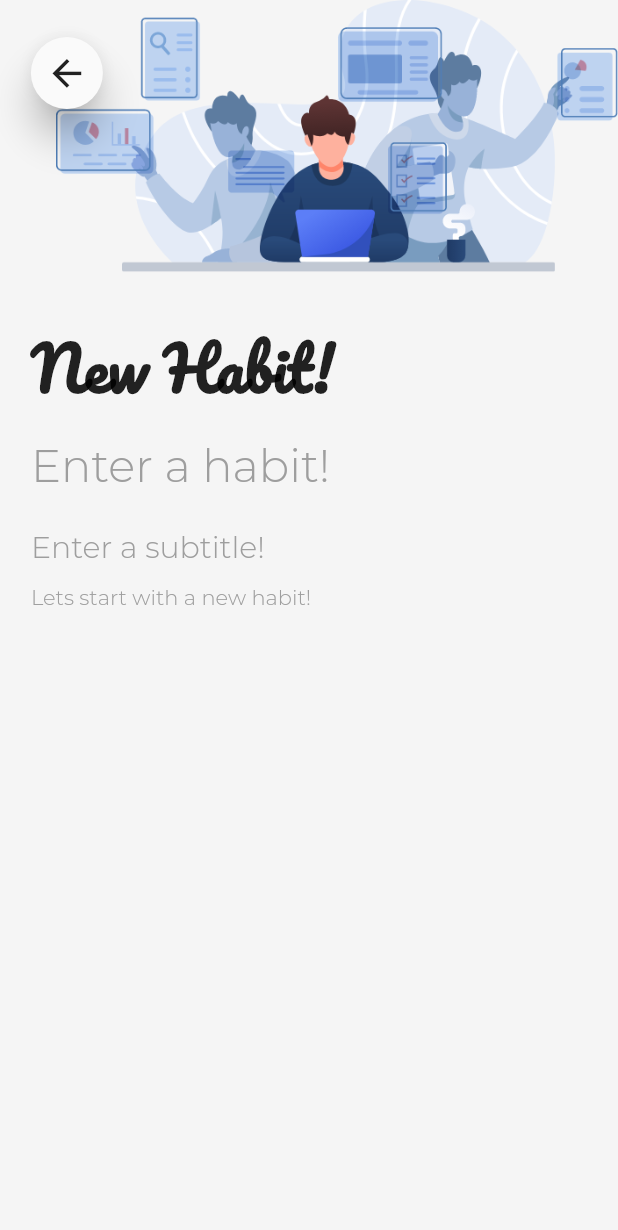
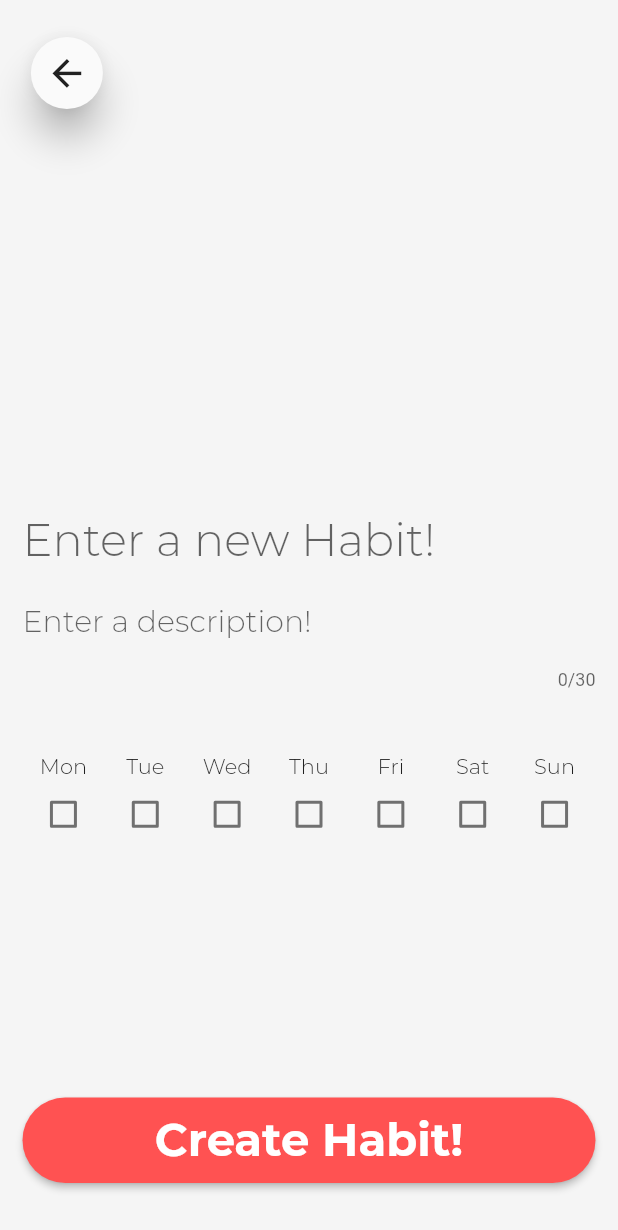
Before and after one commit to amith-patil/Habit_tracker, a Flutter app: the screen it shows after launch, after a tap on "New Habit", on a phone screen of 412 x 824 dp. Shown: the top 1230 px of the screen. Run offline on Flutter 3.47's test engine with Material 2 defaults, Android fonts, the phone set to English and light mode, and no system bars; our stand-ins replace avatar_glow, bubble_bottom_bar, carousel_slider, date_picker_timeline, simple_animations, sliding_up_panel; network calls fail.

Commit message:
added UI to new habit page

```diff
--- a/lib/SecondPage.dart
+++ b/lib/SecondPage.dart
@@ -16,6 +16,13 @@ class SecondPage extends StatefulWidget {
 class _SecondPageState extends State<SecondPage> {
   final myControllerItem = TextEditingController();
   final myControllerSubtitle = TextEditingController();
+  bool monVal = false;
+  bool tueVal = false;
+  bool wedVal = false;
+  bool thuVal = false;
+  bool friVal = false;
+  bool satVal = false;
+  bool sunVal = false;
   @override
   void dispose() {
     // Clean up the controller when the widget is disposed.
@@ -29,6 +36,7 @@ class _SecondPageState extends State<SecondPage> {
     return Hero(
       tag: "demoTag",
       child: Scaffold(
+        resizeToAvoidBottomPadding: false,
         body: Stack(
           alignment: Alignment.topLeft,
           children: <Widget>[
@@ -39,82 +47,183 @@ class _SecondPageState extends State<SecondPage> {
             ),
             Column(
               children: <Widget>[
-                Row(
-                  mainAxisAlignment: MainAxisAlignment.end,
-                  children: <Widget>[
                 Spacer(
-                      flex: 1,
+                  flex: 4,
                 ),
                 Expanded(
-                        flex: 10,
-                        child: Image.asset(
-                          'images/habit_bg.png',
-                        ))
-                  ],
-                ),
-                Expanded(
-                  child: Container(
-                    //color: Colors.blueGrey,
-                    //height: MediaQuery.of(context).size.height,
-                    child: Column(
-                      children: <Widget>[
-                        Row(
-                          children: <Widget>[
-                            Container(
-                              margin: EdgeInsets.only(
-                                  left: MediaQuery.of(context).size.width /
-                                      100 *
-                                      5),
-                              child: Text(
-                                'New Habit!',
-                                style: TextStyle(
-                                    fontSize: 40,
-                                    fontFamily: 'Pacifico',
-                                    fontWeight: FontWeight.bold),
-                              ),
-                            ),
-                          ],
-                        ),
-                        Container(
-                          margin: EdgeInsets.only(
-                            left: MediaQuery.of(context).size.width / 100 * 5,
-                          ),
-                          //alignment: Alignment.topLeft,
-                          child: Column(
-                            crossAxisAlignment: CrossAxisAlignment.start,
+                  flex:6,
+                  child: ListView(
+                    padding: EdgeInsets.symmetric(horizontal: 15),
                     children: <Widget>[
                       TextField(
                         controller: myControllerItem,
                         decoration: InputDecoration(
                           border: InputBorder.none,
-                                    hintText: 'Enter a habit!',
-                                    hintStyle: TextStyle(color: Colors.grey)),
+                          hintText: 'Enter a new Habit!',
+                          hintStyle: TextStyle(
+                            fontSize: 30,
+                            fontFamily: 'Montserrat'
+                          ),
+                        ),
                         style: TextStyle(
-                                  fontFamily: 'Montserrat',
                             fontSize: 30,
+                            fontFamily: 'Montserrat'
                         ),
                       ),
                       TextField(
                         controller: myControllerSubtitle,
+                        maxLength: 30,
                         decoration: InputDecoration(
                           border: InputBorder.none,
-                                    hintText: 'Enter a subtitle!',
-                                    hintStyle: TextStyle(color: Colors.grey)),
-                                style: TextStyle(
-                                  fontFamily: 'Montserrat',
+                          hintText: 'Enter a description!',
+                          hintStyle: TextStyle(
                               fontSize: 20,
+                              fontFamily: 'Montserrat'
                           ),
                         ),
-                              Text(
-                                'Lets start with a new habit!',
-                                style: TextStyle(fontFamily: 'Montserrat',
-                                color: Colors.grey),
+                        style: TextStyle(
+                            fontSize: 20,
+                            fontFamily: 'Montserrat'
                         ),
-                            ],
                       ),
+                      SizedBox(
+                        height: Size_Config.blockSizeVertical * 5,
+                      ),
+                      Row(
+                        mainAxisSize: MainAxisSize.min,
+                        mainAxisAlignment: MainAxisAlignment.center,
+                        children: <Widget>[
+                          Expanded(
+                            child: Column(
+                              children: <Widget>[
+                                Text('Mon',
+                                style: TextStyle(fontFamily: 'Montserrat'),),
+                                Checkbox(
+                                  value: monVal,
+                                  onChanged: (bool value){
+                                    setState(() {
+                                      monVal ? monVal = false : monVal = true;
+                                    });
+                                  },
                                 )
                               ],
                             ),
+                          ),
+                          Expanded(
+                            child: Column(
+                              children: <Widget>[
+                                Text('Tue' ,style: TextStyle(fontFamily: 'Montserrat'),),
+                                Checkbox(
+                                  value: tueVal,
+                                  onChanged: (bool value){
+                                    setState(() {
+                                      tueVal ? tueVal = false : tueVal = true;
+                                    });
+                                  },
+                                )
+                              ],
+                            ),
+                          ),
+                          Expanded(
+                            child: Column(
+                              children: <Widget>[
+                                Text('Wed',style: TextStyle(fontFamily: 'Montserrat'),),
+                                Checkbox(
+                                  value: wedVal,
+                                  onChanged: (bool value){
+                                    setState(() {
+                                      wedVal ? wedVal = false : wedVal = true;
+                                    });
+                                  },
+                                )
+                              ],
+                            ),
+                          ),
+                          Expanded(
+                            child: Column(
+                              children: <Widget>[
+                                Text('Thu',style: TextStyle(fontFamily: 'Montserrat'),),
+                                Checkbox(
+                                  value: thuVal,
+                                  onChanged: (bool value){
+                                    setState(() {
+                                      thuVal ? thuVal = false : thuVal = true;
+                                    });
+                                  },
+                                )
+                              ],
+                            ),
+                          ),
+                          Expanded(
+                            child: Column(
+                              children: <Widget>[
+                                Text('Fri',style: TextStyle(fontFamily: 'Montserrat'),),
+                                Checkbox(
+                                  value: friVal,
+                                  onChanged: (bool value){
+                                    setState(() {
+                                      friVal ? friVal = false : friVal = true;
+                                    });
+                                  },
+                                )
+                              ],
+                            ),
+                          ),
+                          Expanded(
+                            child: Column(
+                              children: <Widget>[
+                                Text('Sat',style: TextStyle(fontFamily: 'Montserrat'),),
+                                Checkbox(
+                                  value: satVal,
+                                  onChanged: (bool value){
+                                    setState(() {
+                                      satVal ? satVal = false : satVal = true;
+                                    });
+                                  },
+                                )
+                              ],
+                            ),
+                          ),
+                          Expanded(
+                            child: Column(
+                              children: <Widget>[
+                                Text('Sun',style: TextStyle(fontFamily: 'Montserrat'),),
+                                Checkbox(
+                                  value: sunVal,
+                                  onChanged: (bool value){
+                                    setState(() {
+                                      sunVal ? sunVal = false : sunVal = true;
+                                    });
+                                  },
+                                )
+                              ],
+                            ),
+                          ),
+
+                        ],
+                      ),
+                      SizedBox(
+                        height: Size_Config.blockSizeVertical * 20,
+                      ),
+                      RaisedButton(
+                        color: Colors.redAccent,
+                        shape: RoundedRectangleBorder(
+                            borderRadius: BorderRadius.circular(50.0),
+                        ),
+                        padding: EdgeInsets.symmetric(vertical: 10),
+                        child: Text(
+                          'Create Habit!',
+                          style: TextStyle(
+                            fontFamily: 'Montserrat',
+                            fontSize: 30,
+                            fontWeight: FontWeight.bold,
+                            color: Colors.white
+                          ),
+                        ),
+                        onPressed: () { Navigator.pop(context); },
+
+                      )
+                    ],
                   ),
                 )
               ],
@@ -126,6 +235,8 @@ class _SecondPageState extends State<SecondPage> {
                 shape: CircleBorder(),
                 elevation: 10,
                 child: IconButton(
+                  splashColor: Colors.transparent,
+                  highlightColor: Colors.transparent,
                   icon: Icon(Icons.arrow_back),
                   iconSize: Size_Config.blockSizeHorizontal * 7,
                   onPressed: () {
--- a/lib/main.dart
+++ b/lib/main.dart
@@ -249,7 +249,7 @@ class _frontpageState extends State<frontpage> {
                       1,
                       GestureDetector(
                         onTap: () {
-                          _pgc.jumpToPage(2);
+                          _pgc.jumpToPage(1);
                         },
                         child: TweenAnimationBuilder(
                           duration: Duration(seconds: 3),
@@ -652,7 +652,7 @@ class _frontpageState extends State<frontpage> {
               context,
               PageRouteBuilder(
                   transitionDuration: Duration(milliseconds: 600),
-                  pageBuilder: (_, __, ___) => SecondPage()));
+                  pageBuilder: (_, __, ___) => SecondPage(data: data1)));
         },
         heroTag: "demoTag",
       ),
```
Lines whose indentation alone changed are shown as unchanged.
